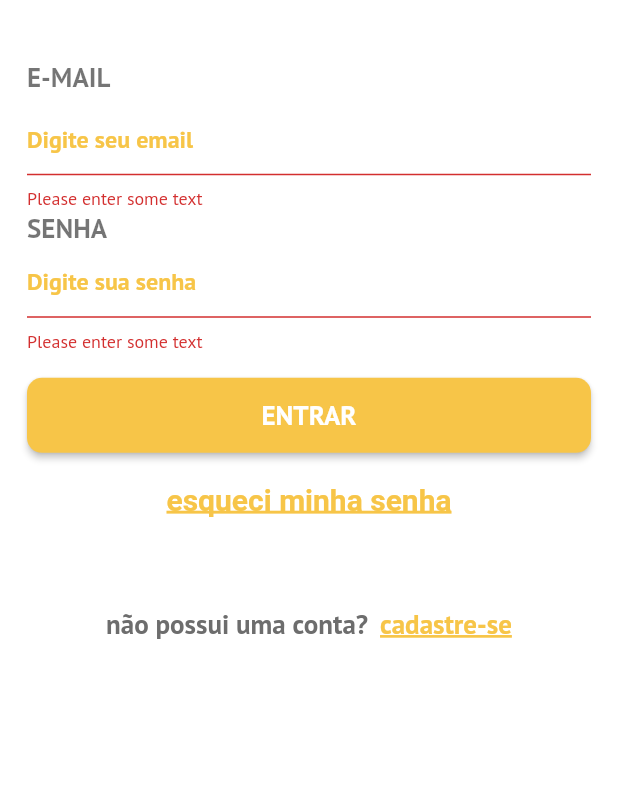
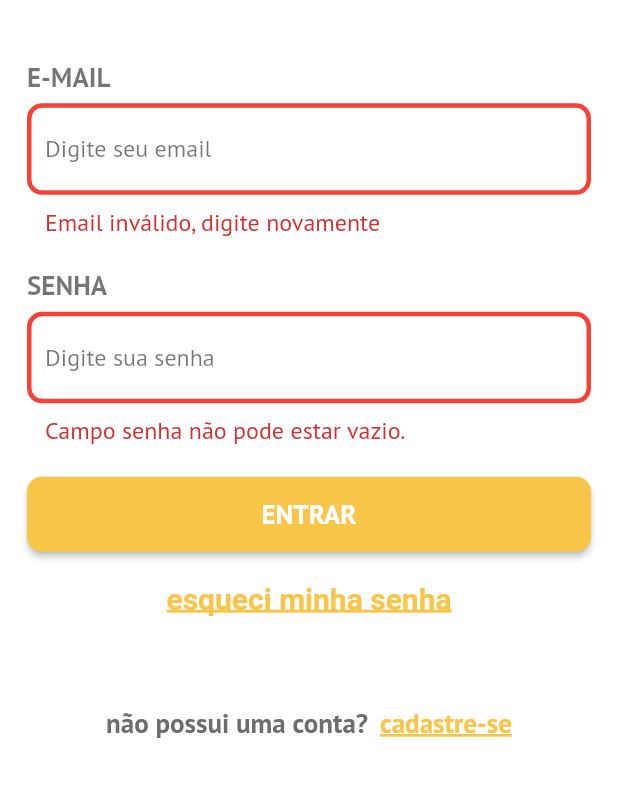
Before and after one commit to felipepoletti/de-role-projeto-final, a Flutter app: the screen it shows after launch, after a tap on "ENTRAR", on a phone screen of 412 x 824 dp, the part 428-1225 px from its top. Run offline on Flutter 3.47's test engine with Material 2 defaults, Android fonts, the phone set to English and light mode, and no system bars; our stand-ins replace flutter_iconly, google_fonts.

Commit message:
-FIX componentes e estruturas do flutter organizadas; -CREATE pagina de home screen e login screen

```diff
--- a/frontend/lib/main.dart
+++ b/frontend/lib/main.dart
@@ -1,5 +1,6 @@
 import 'package:flutter/material.dart';
 import 'package:flutter/services.dart';
+import 'package:store_api_flutter_course/screens/login_screen.dart';
 
 import 'consts/global_colors.dart';
 import 'screens/home_screen.dart';
@@ -58,7 +59,7 @@ class MyApp extends StatelessWidget {
             ),
       ),
 
-      home: const HomeScreen(),
+      home: const LoginScreen(),
     );
   }
 }
--- a/frontend/lib/screens/home_screen.dart
+++ b/frontend/lib/screens/home_screen.dart
@@ -34,96 +34,13 @@ class _HomeScreenState extends State<HomeScreen> {
           body: Padding(
               padding: const EdgeInsets.all(18.0),
               child:Column(children: [
-                const SizedBox(height: 20),
-                buildFlexibleLogoHeader(size),
-                const SizedBox(height: 40),
-                LoginForm(),
-                buildForgetPassword(),
-                buildCreateAccount(context),
+                const Text("Home")
               ],
               ),
           ),
     )
     );
 
-
-
   }
 
-  Padding buildCreateAccount(BuildContext context) {
-    return Padding(
-                padding: const EdgeInsets.only(top: 60),
-                child: Row(
-                    mainAxisAlignment: MainAxisAlignment.center,
-                    children:  [
-                      const Flexible(
-                        flex: 3,
-                          child: Text(
-                            "não possui uma conta?",
-                            style: TextStyle(
-                              color: Color(0xff6D6D6D),
-                              fontSize: 18,
-                              fontWeight: FontWeight.bold,
-                            ),
-                          )
-                      ),
-                      Flexible(
-                        flex: 2,
-                        child: Padding(
-                          padding: const EdgeInsets.only(left: 8),
-                          child: GestureDetector(
-                            onTap: () {
-                              Navigator.of(context).pushReplacement(
-                                MaterialPageRoute(builder: (context) => const RegisterScreen())
-                              );
-                            },
-                            child: const Text(
-                                "cadastre-se",
-                                style: TextStyle(
-                                  fontWeight: FontWeight.bold,
-                                  decoration: TextDecoration.underline,
-                                  decorationThickness: 2,
-                                  decorationColor: Color(0xffF7C548),
-                                  fontSize: 18,
-                                  color: Color(0xffF7C548),
-                                )
-                            ),
-                          )
-                        ),
-                      ),
-                    ]
-                ),
-              );
-  }
-
-  Flexible buildFlexibleLogoHeader(Size size) {
-    return Flexible(
-                child: Container(
-                    height: size.height * 0.3,
-                    decoration: const BoxDecoration(
-                        image: DecorationImage(
-                            image: AssetImage("assets/images/logo-reduzido.png"), fit: BoxFit.contain )
-                    )
-                ),
-              );
-  }
-
-  Padding buildForgetPassword() {
-    return Padding(
-                padding: const EdgeInsets.only(top: 20),
-                child: RichText(
-                    text: const TextSpan(
-                        text: "esqueci minha senha",
-                        style: TextStyle(
-                          decoration: TextDecoration.underline,
-                          decorationColor: Color(0xffF7C548),
-                          decorationThickness: 2,
-                          fontSize: 20,
-                          fontWeight: FontWeight.bold,
-                          color: Color(0xffF7C548),
-                        )
-                    )
-                ),
-              );
-  }
 }
--- /dev/null
+++ b/frontend/lib/screens/login_screen.dart
@@ -0,0 +1,129 @@
+import 'package:flutter/material.dart';
+import 'package:store_api_flutter_course/consts/global_colors.dart';
+import 'register_screen.dart';
+import '../widgets/login_form.dart';
+
+class LoginScreen extends StatefulWidget {
+  const LoginScreen({Key? key}) : super(key: key);
+
+  @override
+  State<LoginScreen> createState() => _LoginScreenState();
+}
+
+class _LoginScreenState extends State<LoginScreen> {
+  late TextEditingController _textEditingController;
+  @override
+  void initState() {
+    _textEditingController = TextEditingController();
+    super.initState();
+  }
+  @override
+  void dispose() {
+    _textEditingController.dispose();
+    super.dispose();
+  }
+  @override
+  Widget build(BuildContext context) {
+    Size size = MediaQuery.of(context).size;
+    return GestureDetector(
+        onTap: () {FocusScope.of(context).unfocus();
+        },
+        child: Scaffold(
+          backgroundColor:  Colors.white,
+          resizeToAvoidBottomInset : false,
+          body: Padding(
+            padding: const EdgeInsets.all(18.0),
+            child:Column(children: [
+              const SizedBox(height: 20),
+              buildFlexibleLogoHeader(size),
+              const SizedBox(height: 40),
+              const LoginForm(),
+              buildForgetPassword(),
+              buildCreateAccount(context),
+            ],
+            ),
+          ),
+        )
+    );
+
+
+
+  }
+
+  Padding buildCreateAccount(BuildContext context) {
+    return Padding(
+      padding: const EdgeInsets.only(top: 60),
+      child: Row(
+          mainAxisAlignment: MainAxisAlignment.center,
+          children:  [
+            const Flexible(
+                flex: 3,
+                child: Text(
+                  "não possui uma conta?",
+                  style: TextStyle(
+                    color: Color(0xff6D6D6D),
+                    fontSize: 18,
+                    fontWeight: FontWeight.bold,
+                  ),
+                )
+            ),
+            Flexible(
+              flex: 2,
+              child: Padding(
+                  padding: const EdgeInsets.only(left: 8),
+                  child: GestureDetector(
+                    onTap: () {
+                      Navigator.of(context).pushReplacement(
+                          MaterialPageRoute(builder: (context) => const RegisterScreen())
+                      );
+                    },
+                    child: const Text(
+                        "cadastre-se",
+                        style: TextStyle(
+                          fontWeight: FontWeight.bold,
+                          decoration: TextDecoration.underline,
+                          decorationThickness: 2,
+                          decorationColor: Color(0xffF7C548),
+                          fontSize: 18,
+                          color: Color(0xffF7C548),
+                        )
+                    ),
+                  )
+              ),
+            ),
+          ]
+      ),
+    );
+  }
+
+  Flexible buildFlexibleLogoHeader(Size size) {
+    return Flexible(
+      child: Container(
+          height: size.height * 0.3,
+          decoration: const BoxDecoration(
+              image: DecorationImage(
+                  image: AssetImage("assets/images/logo-reduzido.png"), fit: BoxFit.contain )
+          )
+      ),
+    );
+  }
+
+  Padding buildForgetPassword() {
+    return Padding(
+      padding: const EdgeInsets.only(top: 20),
+      child: RichText(
+          text: const TextSpan(
+              text: "esqueci minha senha",
+              style: TextStyle(
+                decoration: TextDecoration.underline,
+                decorationColor: Color(0xffF7C548),
+                decorationThickness: 2,
+                fontSize: 20,
+                fontWeight: FontWeight.bold,
+                color: Color(0xffF7C548),
+              )
+          )
+      ),
+    );
+  }
+}
--- a/frontend/lib/widgets/login_form.dart
+++ b/frontend/lib/widgets/login_form.dart
@@ -1,7 +1,6 @@
 import 'package:flutter/material.dart';
-import '../controller/login_controller.dart';
+import 'package:store_api_flutter_course/screens/home_screen.dart';
 
-// Define a custom Form widget.
 class LoginForm extends StatefulWidget {
   const LoginForm({super.key});
 
@@ -14,7 +13,18 @@ class LoginForm extends StatefulWidget {
 class LoginFormState extends State<LoginForm> {
 
   final _formKey = GlobalKey<FormState>();
-  final _loginController = LoginController();
+  final TextEditingController loginEmailController = TextEditingController();
+  final TextEditingController loginPasswordController = TextEditingController();
+  final snackbarError =  const SnackBar(
+    content:  SizedBox(
+        height: 70,
+        child:  Text(
+            "Email e/ou senhas inválidos.",
+            style: TextStyle(fontWeight: FontWeight.bold, fontSize: 205))
+    ),
+    backgroundColor: Colors.red,
+    duration: Duration(seconds: 3),
+  );
 
   @override
   Widget build(BuildContext context) {
@@ -22,9 +32,47 @@ class LoginFormState extends State<LoginForm> {
       key: _formKey,
       child: Column(
         children: [
-          Container(
+          buildEmailLabel(),
+          const SizedBox(
+            height: 6,
+          ),
+          buildTextFormFieldEmail(),
+          const SizedBox(height: 20),
+          buildPasswordLabel(),
+          const SizedBox(
+            height: 6,
+          ),
+          buildTextFormFieldPassword(),
+          Padding(
+            padding: const EdgeInsets.only(top: 20),
+            child: buildButtonLogin() ,
+
+          ),
+
+        ],
+      ),
+    );
+  }
+
+  SizedBox buildPasswordLabel() {
+    return const SizedBox(
           width: double.infinity,
-            child:  const Text(
+          child:  Text(
+            "SENHA",
+            style: TextStyle(
+                color: Colors.black54,
+                fontWeight: FontWeight.bold,
+                fontSize: 18
+            ),
+            textAlign: TextAlign.left,
+          ),
+        );
+  }
+
+  SizedBox buildEmailLabel() {
+    return const SizedBox(
+          width: double.infinity,
+          child:  Text(
             "E-MAIL",
             style: TextStyle(
                 color: Colors.black54,
@@ -33,15 +81,42 @@ class LoginFormState extends State<LoginForm> {
             ),
             textAlign: TextAlign.left,
           ),
+        );
+  }
+
+  SizedBox buildButtonLogin() {
+    return SizedBox(
+            width: double.infinity,
+            height: 50,
+            child:  ElevatedButton(
+              onPressed: () => validateForm(),
+              style: ElevatedButton.styleFrom(
+                backgroundColor: const Color(0xffF7C548),
+
+                shape: RoundedRectangleBorder(
+                  borderRadius: BorderRadius.circular(10), // <-- Radius
+
                 ),
-          const SizedBox(
-            height: 6,
+
               ),
-          TextFormField(
-            controller: loginEmailController,
+              child: const Text(
+                "ENTRAR",
+                style: TextStyle(
+                  fontSize: 18,
+                  fontWeight: FontWeight.bold,
+                ),
+              ),
+            ),
+          );
+  }
+
+  TextFormField buildTextFormFieldPassword() {
+    return TextFormField(
+          obscureText: true,
+          controller: loginPasswordController,
           validator: (value) {
             if (value == null || value.isEmpty) {
-                return 'Please enter some text';
+              return 'Campo senha não pode estar vazio.';
             }
             return null;
           },
@@ -54,28 +129,31 @@ class LoginFormState extends State<LoginForm> {
                   borderRadius: BorderRadius.circular(8),
                   borderSide: const BorderSide(width: 4, color: Color(0xffF7C548))
               ),
-                hintText: "Digite seu email",
-                hintStyle: const TextStyle(fontSize: 16.00, fontWeight: FontWeight.bold,color: Color(0xffF7C548)),
+              errorBorder: OutlineInputBorder(
+                  borderRadius: BorderRadius.circular(10),
+                  borderSide:  const BorderSide(width: 3, color: Colors.red),
+
+              ),
+              border:  OutlineInputBorder(
+                borderRadius: BorderRadius.circular(8),
+                borderSide: const BorderSide(width: 4, color: Color(0xffF7C548))
+              ),
+              errorStyle: const TextStyle(
+                  fontSize: 16.00,
+              ),
+              hintText: "Digite sua senha",
+              hintStyle: const TextStyle(fontSize: 16.00, color: Colors.black54),
             )
-          ),
-          const SizedBox(
-            width: double.infinity,
-            child:  Text(
-              "SENHA",
-              style: TextStyle(
-                  color: Colors.black54,
-                  fontWeight: FontWeight.bold,
-                  fontSize: 18
-              ),
-              textAlign: TextAlign.left,
-            ),
-          ),
-          TextFormField(
-            obscureText: true,
-            controller: loginPasswordController,
+
+        );
+  }
+
+  TextFormField buildTextFormFieldEmail() {
+    return TextFormField(
+          controller: loginEmailController,
           validator: (value) {
-              if (value == null || value.isEmpty) {
-                return 'Please enter some text';
+            if (value == null || value.isEmpty || !value.contains('@') || !value.contains('.')) {
+              return 'Email inválido, digite novamente';
             }
             return null;
           },
@@ -88,45 +166,36 @@ class LoginFormState extends State<LoginForm> {
                   borderRadius: BorderRadius.circular(8),
                   borderSide: const BorderSide(width: 4, color: Color(0xffF7C548))
               ),
-                hintText: "Digite sua senha",
-                hintStyle: const TextStyle(fontSize: 16.00, fontWeight: FontWeight.bold,color: Color(0xffF7C548)),
-              )
+              errorBorder: OutlineInputBorder(
+                borderRadius: BorderRadius.circular(10),
+                borderSide:  const BorderSide(width: 3, color: Colors.red),
 
               ),
-          Padding(
-            padding: const EdgeInsets.only(top: 16),
-            child: SizedBox(
-              width: double.infinity,
-              height: 50,
-              child:  ElevatedButton(
-                onPressed: () => validateForm(),
-                style: ElevatedButton.styleFrom(
-                  backgroundColor: const Color(0xffF7C548),
-                  shape: RoundedRectangleBorder(
-                    borderRadius: BorderRadius.circular(10), // <-- Radius
+              border:  OutlineInputBorder(
+                  borderRadius: BorderRadius.circular(8),
+                  borderSide: const BorderSide(width: 4, color: Color(0xffF7C548))
               ),
+              errorStyle: const TextStyle(
+                fontSize: 16.00,
+
               ),
-                child: const Text(
-                  "ENTRAR",
-                  style: TextStyle(
-                    fontSize: 18,
-                    fontWeight: FontWeight.bold,
-                  ),
-                ),
-              ),
-            ) ,
-          ),
-        ],
-      ),
+              hintText: "Digite seu email",
+              hintStyle: const TextStyle(fontSize: 16.00, color:  Colors.black54),
+            )
         );
   }
+
+
   void validateForm() {
     if (_formKey.currentState!.validate()) {
-
+      if( loginEmailController.text == "dev@seguros.com" && loginPasswordController.text == "dev123") {
+         Navigator.of(context).pushReplacement(
+            MaterialPageRoute(builder: (context) => const HomeScreen())
+        );
+      } else {
+        ScaffoldMessenger.of(context).showSnackBar(snackbarError);
+      }
     }
   }
 
 }
-
-final TextEditingController loginEmailController = TextEditingController();
-final TextEditingController loginPasswordController = TextEditingController();
```
Lines whose indentation alone changed are shown as unchanged.
